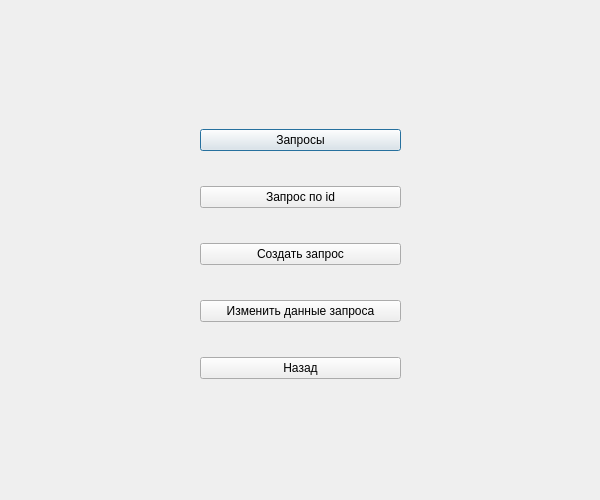
Raphailinc/machine_tools_operation, file example/request.ui: the form before one commit.
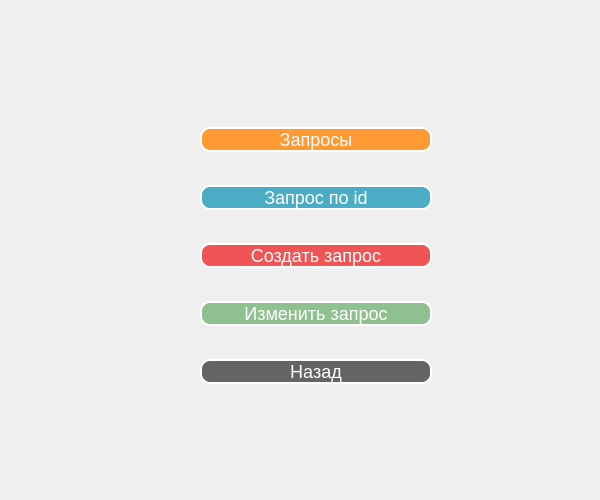
The form after the commit.

Diff of the .ui file:
```diff
--- a/example/request.ui
+++ b/example/request.ui
@@ -13,18 +13,44 @@
   <property name="windowTitle">
    <string>Dialog</string>
   </property>
+  <widget class="QWidget" name="centralwidget" native="true">
+   <property name="geometry">
+    <rect>
+     <x>0</x>
+     <y>0</y>
+     <width>601</width>
+     <height>511</height>
+    </rect>
+   </property>
   <widget class="QWidget" name="verticalLayoutWidget">
    <property name="geometry">
     <rect>
      <x>200</x>
      <y>100</y>
-     <width>201</width>
+      <width>232</width>
      <height>311</height>
     </rect>
    </property>
    <layout class="QVBoxLayout" name="verticalLayout">
     <item>
      <widget class="QPushButton" name="pushButton_2">
+       <property name="styleSheet">
+        <string notr="true">QPushButton {
+    background-color: rgb(255, 153, 51);
+    border: 2px solid rgb(255, 255, 255);
+    border-radius: 10px;
+    color: rgb(255, 255, 255);
+    font-size: 18px;
+}
+
+QPushButton:hover {
+    background-color: rgb(255, 204, 102);
+    border: 2px solid rgb(255, 255, 255);
+    border-radius: 10px;
+    color: rgb(255, 255, 255);
+    font-size: 18px;
+}</string>
+       </property>
       <property name="text">
        <string>Запросы</string>
       </property>
@@ -32,6 +58,23 @@
     </item>
     <item>
      <widget class="QPushButton" name="pushButton_5">
+       <property name="styleSheet">
+        <string notr="true">QPushButton {
+    background-color: rgb(75, 172, 198);
+    border: 2px solid rgb(255, 255, 255);
+    border-radius: 10px;
+    color: rgb(255, 255, 255);
+    font-size: 18px;
+}
+
+QPushButton:hover {
+    background-color: rgb(102, 194, 228);
+    border: 2px solid rgb(255, 255, 255);
+    border-radius: 10px;
+    color: rgb(255, 255, 255);
+    font-size: 18px;
+}</string>
+       </property>
       <property name="text">
        <string>Запрос по id</string>
       </property>
@@ -39,6 +82,23 @@
     </item>
     <item>
      <widget class="QPushButton" name="pushButton_3">
+       <property name="styleSheet">
+        <string notr="true">QPushButton {
+    background-color: rgb(240, 84, 84);
+    border: 2px solid rgb(255, 255, 255);
+    border-radius: 10px;
+    color: rgb(255, 255, 255);
+    font-size: 18px;
+}
+
+QPushButton:hover {
+    background-color: rgb(255, 102, 102);
+    border: 2px solid rgb(255, 255, 255);
+    border-radius: 10px;
+    color: rgb(255, 255, 255);
+    font-size: 18px;
+}</string>
+       </property>
       <property name="text">
        <string>Создать запрос</string>
       </property>
@@ -46,19 +106,54 @@
     </item>
     <item>
      <widget class="QPushButton" name="pushButton_4">
+       <property name="styleSheet">
+        <string notr="true">QPushButton {
+    background-color: rgb(143, 192, 144);
+    border: 2px solid rgb(255, 255, 255);
+    border-radius: 10px;
+    color: rgb(255, 255, 255);
+    font-size: 18px;
+}
+
+QPushButton:hover {
+    background-color: rgb(168, 214, 169);
+    border: 2px solid rgb(255, 255, 255);
+    border-radius: 10px;
+    color: rgb(255, 255, 255);
+    font-size: 18px;
+}</string>
+       </property>
       <property name="text">
-       <string>Изменить данные запроса</string>
+        <string>Изменить запрос</string>
       </property>
      </widget>
     </item>
     <item>
      <widget class="QPushButton" name="pushButton">
+       <property name="styleSheet">
+        <string notr="true">QPushButton {
+    background-color: rgb(100, 100, 100);
+    border: 2px solid rgb(255, 255, 255);
+    border-radius: 10px;
+    color: rgb(255, 255, 255);
+    font-size: 18px;
+}
+
+QPushButton:hover {
+    background-color: rgb(120, 120, 120);
+    border: 2px solid rgb(255, 255, 255);
+    border-radius: 10px;
+    color: rgb(255, 255, 255);
+    font-size: 18px;
+}</string>
+       </property>
       <property name="text">
        <string>Назад</string>
       </property>
      </widget>
     </item>
    </layout>
+   </widget>
   </widget>
  </widget>
  <resources/>
```
Lines whose indentation alone changed are shown as unchanged.
